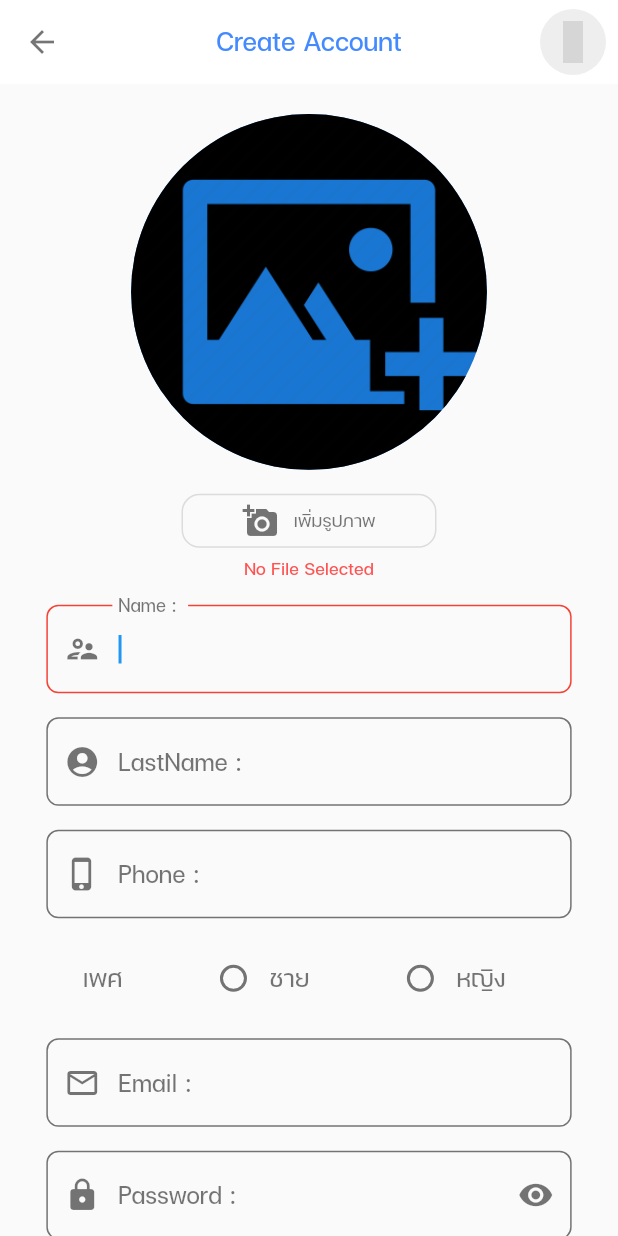
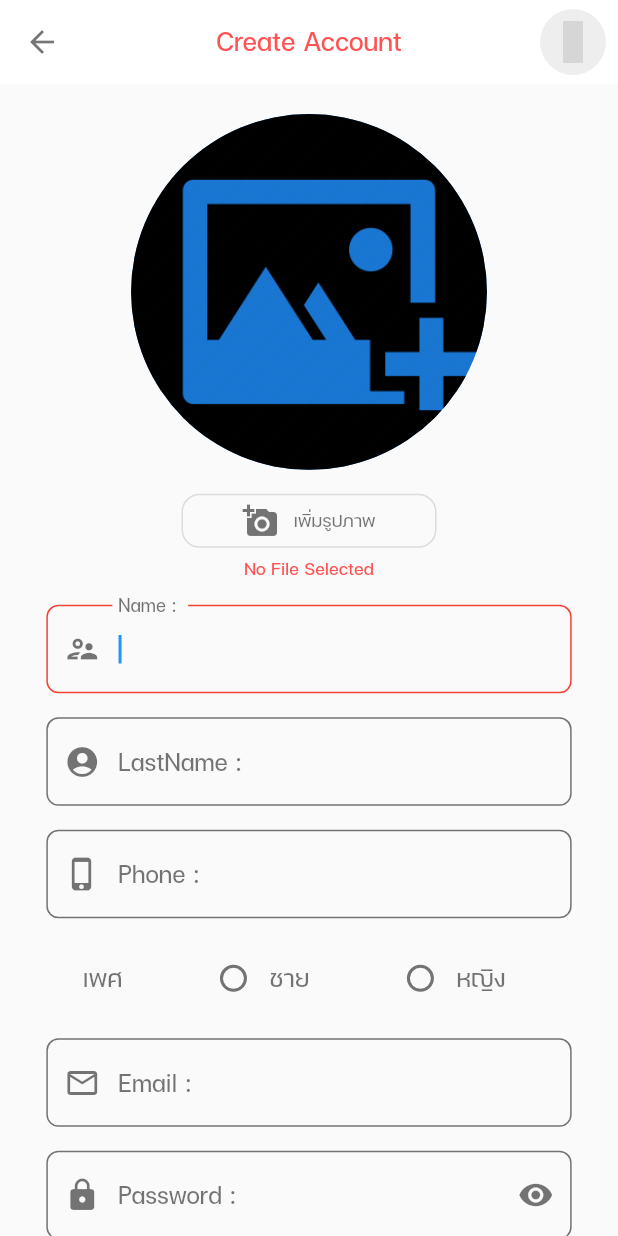
Before and after one commit to SulaimanBosu/Travel_Thailand, a Flutter app: the Profile screen opened directly, after a tap on "สมัครสมาชิก", on a phone screen of 412 x 824 dp. Run offline on Flutter 3.47's test engine with Material 2 defaults, Android fonts, the phone set to English and light mode, and no system bars; our stand-ins replace cached_network_image, dio, file_picker, flutter_slidable, image_picker, location and 2 more; accounts and stored records are empty; network calls fail; grey boxes are pictures that could not be loaded.

Commit message:
update 06-06-65

```diff
--- a/lib/ProfilePage/profile.dart
+++ b/lib/ProfilePage/profile.dart
@@ -2,12 +2,16 @@ import 'dart:async';
 
 import 'package:cached_network_image/cached_network_image.dart';
 import 'package:flutter/material.dart';
+import 'package:material_design_icons_flutter/material_design_icons_flutter.dart';
 import 'package:project/ProfilePage/edit_profile.dart';
 import 'package:project/model/user_model.dart';
 import 'package:project/screen/login.dart';
 import 'package:project/utility/myConstant.dart';
 import 'package:project/utility/my_style.dart';
 import 'package:project/utility/signout_process.dart';
+import 'package:project/widgets/drawer.dart';
+import 'package:project/widgets/icon_button.dart';
+import 'package:project/widgets/sliverAppBar.dart';
 import 'package:shared_preferences/shared_preferences.dart';
 
 class Profile extends StatefulWidget {
@@ -21,12 +25,20 @@ class Profile extends StatefulWidget {
 
 class _ProfileState extends State<Profile> {
   late UserModel user;
-  late String userId, name, lastname, file, phone, gender, email, password;
+  late String userId = '',
+      name = '',
+      lastname = '',
+      file = '',
+      phone = '',
+      gender = '',
+      email = '',
+      password = '';
   late SharedPreferences preferences;
   bool onData = false;
   final _controller = TextEditingController();
   late double screenwidth;
   late double screenhight;
+  var scaffoldKey = GlobalKey<ScaffoldState>();
 
   @override
   // ignore: must_call_super
@@ -66,14 +78,22 @@ class _ProfileState extends State<Profile> {
     screenwidth = MediaQuery.of(context).size.width;
     screenhight = MediaQuery.of(context).size.height;
     return Scaffold(
-      body: !onData
-          ? const Login() //MyStyle().progress(context)
-          : SingleChildScrollView(
+      key: scaffoldKey,
+      endDrawer: MyDrawer().showDrawer(context, file, name),
+      body: SafeArea(
+        child: CustomScrollView(
+          slivers: [
+            SliverappBar().appbar(context, screenwidth, userId,scaffoldKey),
+            !onData
+                ? const SliverToBoxAdapter(child: Login())
+                : SliverToBoxAdapter(
+                    child: SingleChildScrollView(
                       child: Stack(
                         children: [
                           SafeArea(
                             child: Column(
                               children: [
+                                //  const SizedBox(height: 10,),
                                 InkWell(
                                   onTap: () {
                                     // showBottomsheet();
@@ -83,19 +103,26 @@ class _ProfileState extends State<Profile> {
                                     radius: 90,
                                     backgroundColor: Colors.red,
                                     child: Padding(
-                              padding: const EdgeInsets.all(2), // Border radius
+                                      padding: const EdgeInsets.all(
+                                          2), // Border radius
                                       child: ClipOval(
                                         child: SizedBox.fromSize(
-                                  size:
-                                      const Size.fromRadius(88), // Image radius
+                                          size: const Size.fromRadius(
+                                              88), // Image radius
                                           child: file.isEmpty
-                                      ? Image.asset('images/iconprofile.png')
+                                              ? Image.asset(
+                                                  'images/iconprofile.png')
                                               : CachedNetworkImage(
-                                          imageUrl: MyConstant().domain + file,
-                                          progressIndicatorBuilder: (context,
-                                                  url, downloadProgress) =>
-                                              MyStyle().showProgress(),
-                                          errorWidget: (context, url, error) =>
+                                                  imageUrl:
+                                                      MyConstant().domain +
+                                                          file,
+                                                  progressIndicatorBuilder:
+                                                      (context, url,
+                                                              downloadProgress) =>
+                                                          MyStyle()
+                                                              .showProgress(),
+                                                  errorWidget: (context, url,
+                                                          error) =>
                                                       const Icon(Icons.error),
                                                   fit: BoxFit.cover,
                                                 ),
@@ -124,11 +151,6 @@ class _ProfileState extends State<Profile> {
                                   'อีเมลล์',
                                   const EditProfile(),
                                 ),
-                        buildUserInfoDisplay(
-                          '**********',
-                          'รหัสผ่าน',
-                          const EditProfile(),
-                        ),
                                 signOutMenu(context),
                               ],
                             ),
@@ -139,6 +161,10 @@ class _ProfileState extends State<Profile> {
                           //     signOutMenu(context),
                           //   ],
                           // ),
+                        ],
+                      ),
+                    ),
+                  )
           ],
         ),
       ),
--- a/lib/screen/login.dart
+++ b/lib/screen/login.dart
@@ -49,14 +49,7 @@ class _LoginState extends State<Login> {
         foregroundColor: Colors.black54,
         backgroundColor: Colors.white,
         elevation: 0,
-        title: const Text(
-          'Sign in',
-          style: TextStyle(
-            fontSize: 24,
-            color: Colors.blueAccent,
-            fontFamily: 'FC-Minimal-Regular',
-          ),
-        ),
+
         actions: [
           CircleButton(
             icon: MdiIcons.facebookMessenger,
--- a/lib/screen/register.dart
+++ b/lib/screen/register.dart
@@ -82,7 +82,7 @@ class _RegisterState extends State<Register> {
           'Create Account',
           style: TextStyle(
             fontSize: 24,
-            color: Colors.blueAccent,
+            color: Colors.redAccent,
             fontFamily: 'FC-Minimal-Regular',
           ),
         ),
@@ -103,15 +103,9 @@ class _RegisterState extends State<Register> {
   SafeArea buildContent(BuildContext context) {
     final fileName = file != null ? basename(file!.path) : 'No File Selected';
     return SafeArea(
-      child: Center(
-        child: Stack(
-          children: [
-            SingleChildScrollView(
+      child: SingleChildScrollView(
         child: Column(
-                children: [
-                  Center(
-                    child: Column(
-                      mainAxisAlignment: MainAxisAlignment.end,
+          mainAxisAlignment: MainAxisAlignment.center,
           children: [
             const SizedBox(
               height: 20,
@@ -138,9 +132,7 @@ class _RegisterState extends State<Register> {
                     width: 10,
                   ),
                   Text(
-                                file == null
-                                    ? 'เพิ่มรูปภาพ'
-                                    : 'เปลี่ยนรูปโปรไฟล์',
+                    file == null ? 'เพิ่มรูปภาพ' : 'เปลี่ยนรูปโปรไฟล์',
                     style: const TextStyle(
                       fontSize: 16.0,
                       color: Colors.black54,
@@ -151,22 +143,16 @@ class _RegisterState extends State<Register> {
               ),
             ),
             // SizedBox(height: 8),
-                        Row(
-                          mainAxisAlignment: MainAxisAlignment.center,
-                          children: [
             Text(
               fileName,
               overflow: TextOverflow.ellipsis,
               style: TextStyle(
                 //fontWeight: FontWeight.bold,
                 fontSize: 16.0,
-                                color: file == null
-                                    ? Colors.redAccent
-                                    : Colors.black54,
+                color: file == null ? Colors.redAccent : Colors.black54,
                 fontFamily: 'FC-Minimal-Regular',
               ),
-                            ),
-                          ],
+              textAlign: TextAlign.center,
             ),
             MyStyle().mySizebox(),
             nameForm(),
@@ -186,12 +172,6 @@ class _RegisterState extends State<Register> {
             registerButton(context),
             MyStyle().mySizebox(),
             MyStyle().mySizebox(),
-                      ],
-                    ),
-                  ),
-                ],
-              ),
-            ),
           ],
         ),
       ),
--- a/lib/utility/my_style.dart
+++ b/lib/utility/my_style.dart
@@ -120,8 +120,9 @@ class MyStyle {
   Text showTitle(String title) => Text(
         title,
         style: const TextStyle(
-            color: Colors.blueAccent,
-            fontSize: 24,
+            color: Colors.redAccent,
+            fontSize: 28,
+            fontFamily: 'FC-Minimal-Regular',
             fontWeight: FontWeight.bold,
             letterSpacing: 1.2),
       );
--- /dev/null
+++ b/lib/widgets/sliverAppBar.dart
@@ -0,0 +1,51 @@
+import 'package:flutter/material.dart';
+import 'package:material_design_icons_flutter/material_design_icons_flutter.dart';
+import 'package:project/screen/login.dart';
+import 'package:project/utility/my_style.dart';
+import 'package:project/widgets/icon_button.dart';
+
+class SliverappBar {
+  Widget appbar(BuildContext context, double screenwidth, String? userid,
+      var scaffoldKey) {
+    return SliverAppBar(
+      brightness: Brightness.light,
+      backgroundColor: Colors.white,
+      title: Text(
+        'Travel Thailand',
+        style: TextStyle(
+            color: Colors.redAccent,
+            fontSize: screenwidth * 0.055,
+            fontWeight: FontWeight.bold,
+            letterSpacing: -1.2),
+      ),
+      centerTitle: false,
+      floating: true,
+      actions: [
+        CircleButton(
+          icon: Icons.search,
+          iconSize: 30,
+          onPressed: () => debugPrint('search'),
+        ),
+        CircleButton(
+          icon: MdiIcons.facebookMessenger,
+          iconSize: 30,
+          onPressed: () => debugPrint('facebookMessenger'),
+        ),
+        CircleButton(
+          icon: MdiIcons.accountDetails,
+          iconSize: 30,
+          onPressed: () {
+            if (userid == '') {
+              MyStyle().routeToWidget(context, const Login(), true);
+            } else {
+              scaffoldKey.currentState!.openEndDrawer();
+            }
+            debugPrint('Account');
+          },
+        )
+      ],
+    );
+  }
+
+  SliverappBar();
+}
```
Also changed, not shown: lib/ProfilePage/edit_profile.dart (+23 -41 lines), lib/screen/favorites.dart (+41 -39 lines), lib/screen/landmark.dart (+41 -39 lines), lib/screen/popular.dart (+41 -39 lines), lib/screen/recommend.dart (+40 -38 lines), 1 other file. Lines whose indentation alone changed are shown as unchanged.
